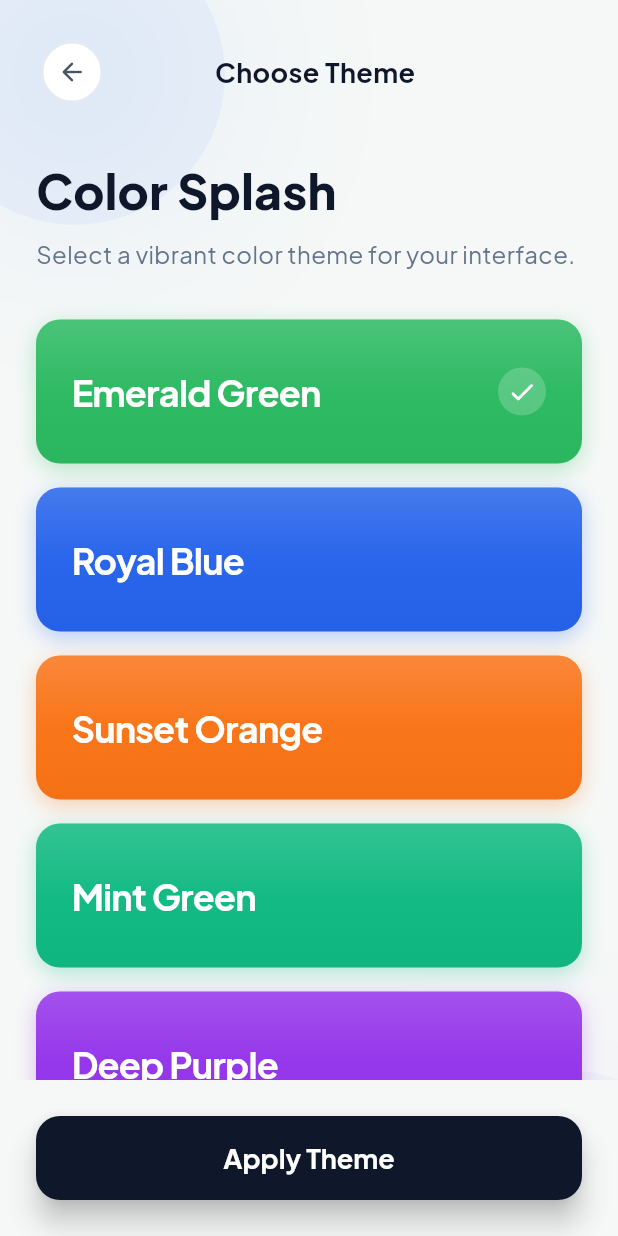
After one commit to hami-r/ExpenseTracker, a Flutter app: the ThemeSelectionScreen screen opened directly, on a phone screen of 412 x 824 dp. The commit adds this screen. Run offline on Flutter 3.47's test engine with Material 3 defaults, Android fonts, the phone set to English and light mode, and no system bars; our stand-ins replace google_fonts.

Commit message:
theme selcotr ui

```diff
--- a/lib/screens/profile_screen.dart
+++ b/lib/screens/profile_screen.dart
@@ -3,6 +3,7 @@ import 'manage_categories_screen.dart';
 import 'manage_payment_methods_screen.dart';
 import 'liabilities_loans_screen.dart';
 import 'money_owed_screen.dart';
+import 'theme_selection_screen.dart';
 
 class ProfileScreen extends StatefulWidget {
   const ProfileScreen({super.key});
@@ -19,7 +20,9 @@ class _ProfileScreenState extends State<ProfileScreen> {
     final isDark = Theme.of(context).brightness == Brightness.dark;
 
     return Scaffold(
-      backgroundColor: isDark ? const Color(0xFF131f17) : const Color(0xFFf6f8f7),
+      backgroundColor: isDark
+          ? const Color(0xFF131f17)
+          : const Color(0xFFf6f8f7),
       body: Stack(
         children: [
           SafeArea(
@@ -36,20 +39,26 @@ class _ProfileScreenState extends State<ProfileScreen> {
                         style: TextStyle(
                           fontSize: 24,
                           fontWeight: FontWeight.bold,
-                          color: isDark ? Colors.white : const Color(0xFF0f172a),
+                          color: isDark
+                              ? Colors.white
+                              : const Color(0xFF0f172a),
                         ),
                       ),
                       Container(
                         width: 40,
                         height: 40,
                         decoration: BoxDecoration(
-                          color: isDark ? const Color(0xFF1e293b) : const Color(0xFFf1f5f9),
+                          color: isDark
+                              ? const Color(0xFF1e293b)
+                              : const Color(0xFFf1f5f9),
                           borderRadius: BorderRadius.circular(20),
                         ),
                         child: Icon(
                           Icons.notifications_none_rounded,
                           size: 24,
-                          color: isDark ? const Color(0xFFcbd5e1) : const Color(0xFF64748b),
+                          color: isDark
+                              ? const Color(0xFFcbd5e1)
+                              : const Color(0xFF64748b),
                         ),
                       ),
                     ],
@@ -70,8 +79,7 @@ class _ProfileScreenState extends State<ProfileScreen> {
                         // Financial Assets Section
                         _buildSectionHeader('FINANCIAL ASSETS', isDark),
                         const SizedBox(height: 12),
-                        _buildMenuCard(
-                          [
+                        _buildMenuCard([
                           _MenuItemData(
                             icon: Icons.category_rounded,
                             title: 'Manage Categories',
@@ -84,16 +92,13 @@ class _ProfileScreenState extends State<ProfileScreen> {
                             color: const Color(0xFFf59e0b),
                             hasBottomBorder: false,
                           ),
-                          ],
-                          isDark,
-                        ),
+                        ], isDark),
                         const SizedBox(height: 32),
 
                         // Debt & Loans Section
                         _buildSectionHeader('DEBT & LOANS', isDark),
                         const SizedBox(height: 12),
-                        _buildMenuCard(
-                          [
+                        _buildMenuCard([
                           _MenuItemData(
                             icon: Icons.account_balance_wallet_rounded,
                             title: 'Liabilities & Loans',
@@ -106,16 +111,13 @@ class _ProfileScreenState extends State<ProfileScreen> {
                             color: const Color(0xFF2bb961),
                             hasBottomBorder: false,
                           ),
-                          ],
-                          isDark,
-                        ),
+                        ], isDark),
                         const SizedBox(height: 32),
 
                         // Analysis & Reports Section
                         _buildSectionHeader('ANALYSIS & REPORTS', isDark),
                         const SizedBox(height: 12),
-                        _buildMenuCard(
-                          [
+                        _buildMenuCard([
                           _MenuItemData(
                             icon: Icons.scatter_plot_rounded,
                             title: 'Payment Mode Correlation',
@@ -128,16 +130,13 @@ class _ProfileScreenState extends State<ProfileScreen> {
                             color: const Color(0xFF2bb961),
                             hasBottomBorder: false,
                           ),
-                          ],
-                          isDark,
-                        ),
+                        ], isDark),
                         const SizedBox(height: 32),
 
                         // General Section
                         _buildSectionHeader('GENERAL', isDark),
                         const SizedBox(height: 12),
-                        _buildMenuCard(
-                          [
+                        _buildMenuCard([
                           _MenuItemData(
                             icon: Icons.file_download_rounded,
                             title: 'Export Data',
@@ -148,12 +147,16 @@ class _ProfileScreenState extends State<ProfileScreen> {
                             icon: Icons.dark_mode_rounded,
                             title: 'Dark Mode',
                             color: const Color(0xFF64748b),
-                              hasBottomBorder: false,
+                            hasBottomBorder: true,
                             isToggle: true,
                           ),
-                          ],
-                          isDark,
+                          _MenuItemData(
+                            icon: Icons.palette_rounded,
+                            title: 'Theme',
+                            color: const Color(0xFF8b5cf6),
+                            hasBottomBorder: false,
                           ),
+                        ], isDark),
                         const SizedBox(height: 24),
 
                         // Version
@@ -163,7 +166,9 @@ class _ProfileScreenState extends State<ProfileScreen> {
                             style: TextStyle(
                               fontSize: 10,
                               fontWeight: FontWeight.w500,
-                              color: isDark ? const Color(0xFF9ca3af) : const Color(0xFF9ca3af),
+                              color: isDark
+                                  ? const Color(0xFF9ca3af)
+                                  : const Color(0xFF9ca3af),
                             ),
                           ),
                         ),
@@ -189,7 +194,9 @@ class _ProfileScreenState extends State<ProfileScreen> {
                 ),
                 border: Border(
                   top: BorderSide(
-                    color: isDark ? const Color(0xFF1e293b) : const Color(0xFFf1f5f9),
+                    color: isDark
+                        ? const Color(0xFF1e293b)
+                        : const Color(0xFFf1f5f9),
                     width: 1,
                   ),
                 ),
@@ -204,13 +211,31 @@ class _ProfileScreenState extends State<ProfileScreen> {
               child: SafeArea(
                 top: false,
                 child: Padding(
-                  padding: const EdgeInsets.symmetric(horizontal: 8, vertical: 8),
+                  padding: const EdgeInsets.symmetric(
+                    horizontal: 8,
+                    vertical: 8,
+                  ),
                   child: Row(
                     mainAxisAlignment: MainAxisAlignment.spaceAround,
                     children: [
-                      _buildNavItem(Icons.dashboard_rounded, 'Dashboard', 0, isDark),
-                      _buildNavItem(Icons.receipt_long_rounded, 'Transactions', 1, isDark),
-                      _buildNavItem(Icons.account_balance_wallet_rounded, 'Budget', 2, isDark),
+                      _buildNavItem(
+                        Icons.dashboard_rounded,
+                        'Dashboard',
+                        0,
+                        isDark,
+                      ),
+                      _buildNavItem(
+                        Icons.receipt_long_rounded,
+                        'Transactions',
+                        1,
+                        isDark,
+                      ),
+                      _buildNavItem(
+                        Icons.account_balance_wallet_rounded,
+                        'Budget',
+                        2,
+                        isDark,
+                      ),
                       _buildNavItem(Icons.person_rounded, 'Profile', 3, isDark),
                     ],
                   ),
@@ -273,14 +298,19 @@ class _ProfileScreenState extends State<ProfileScreen> {
                       gradient: LinearGradient(
                         colors: isDark
                             ? [const Color(0xFF475569), const Color(0xFF1e293b)]
-                            : [const Color(0xFFf1f5f9), const Color(0xFFe2e8f0)],
+                            : [
+                                const Color(0xFFf1f5f9),
+                                const Color(0xFFe2e8f0),
+                              ],
                       ),
                       borderRadius: BorderRadius.circular(16),
                     ),
                     child: Icon(
                       Icons.person_rounded,
                       size: 36,
-                      color: isDark ? const Color(0xFF34d399) : const Color(0xFF2bb961),
+                      color: isDark
+                          ? const Color(0xFF34d399)
+                          : const Color(0xFF2bb961),
                     ),
                   ),
                   Positioned(
@@ -326,7 +356,9 @@ class _ProfileScreenState extends State<ProfileScreen> {
                         fontSize: 10,
                         fontWeight: FontWeight.w600,
                         letterSpacing: 1.2,
-                        color: isDark ? const Color(0xFF34d399) : const Color(0xFF2bb961),
+                        color: isDark
+                            ? const Color(0xFF34d399)
+                            : const Color(0xFF2bb961),
                       ),
                     ),
                   ],
@@ -338,13 +370,17 @@ class _ProfileScreenState extends State<ProfileScreen> {
                 width: 40,
                 height: 40,
                 decoration: BoxDecoration(
-                  color: isDark ? const Color(0xFF1e293b) : const Color(0xFFf8fafc),
+                  color: isDark
+                      ? const Color(0xFF1e293b)
+                      : const Color(0xFFf8fafc),
                   borderRadius: BorderRadius.circular(12),
                 ),
                 child: Icon(
                   Icons.edit_rounded,
                   size: 20,
-                  color: isDark ? const Color(0xFF94a3b8) : const Color(0xFF9ca3af),
+                  color: isDark
+                      ? const Color(0xFF94a3b8)
+                      : const Color(0xFF9ca3af),
                 ),
               ),
             ],
@@ -426,6 +462,13 @@ class _ProfileScreenState extends State<ProfileScreen> {
                       builder: (context) => const MoneyOwedScreen(),
                     ),
                   );
+                } else if (item.title == 'Theme') {
+                  Navigator.push(
+                    context,
+                    MaterialPageRoute(
+                      builder: (context) => const ThemeSelectionScreen(),
+                    ),
+                  );
                 }
               },
         borderRadius: BorderRadius.circular(24),
@@ -435,7 +478,9 @@ class _ProfileScreenState extends State<ProfileScreen> {
             border: item.hasBottomBorder
                 ? Border(
                     bottom: BorderSide(
-                      color: isDark ? const Color(0xFF1e293b).withOpacity(0.5) : const Color(0xFFf1f5f9),
+                      color: isDark
+                          ? const Color(0xFF1e293b).withOpacity(0.5)
+                          : const Color(0xFFf1f5f9),
                     ),
                   )
                 : null,
@@ -449,11 +494,7 @@ class _ProfileScreenState extends State<ProfileScreen> {
                   color: item.color.withOpacity(0.1),
                   borderRadius: BorderRadius.circular(12),
                 ),
-                child: Icon(
-                  item.icon,
-                  size: 20,
-                  color: item.color,
-                ),
+                child: Icon(item.icon, size: 20, color: item.color),
               ),
               const SizedBox(width: 16),
               Expanded(
@@ -462,7 +503,9 @@ class _ProfileScreenState extends State<ProfileScreen> {
                   style: TextStyle(
                     fontSize: 14,
                     fontWeight: FontWeight.w600,
-                    color: isDark ? const Color(0xFFe2e8f0) : const Color(0xFF475569),
+                    color: isDark
+                        ? const Color(0xFFe2e8f0)
+                        : const Color(0xFF475569),
                   ),
                 ),
               ),
@@ -479,7 +522,9 @@ class _ProfileScreenState extends State<ProfileScreen> {
               else
                 Icon(
                   Icons.chevron_right_rounded,
-                  color: isDark ? const Color(0xFF4b5563) : const Color(0xFFd1d5db),
+                  color: isDark
+                      ? const Color(0xFF4b5563)
+                      : const Color(0xFFd1d5db),
                 ),
             ],
           ),
--- /dev/null
+++ b/lib/screens/theme_selection_screen.dart
@@ -0,0 +1,310 @@
+import 'package:flutter/material.dart';
+
+class ThemeSelectionScreen extends StatefulWidget {
+  const ThemeSelectionScreen({super.key});
+
+  @override
+  State<ThemeSelectionScreen> createState() => _ThemeSelectionScreenState();
+}
+
+class _ThemeSelectionScreenState extends State<ThemeSelectionScreen> {
+  String _selectedTheme = 'Emerald Green';
+
+  final List<ThemeOption> _themes = [
+    ThemeOption(name: 'Emerald Green', color: const Color(0xFF2bb961)),
+    ThemeOption(name: 'Royal Blue', color: const Color(0xFF2563eb)),
+    ThemeOption(name: 'Sunset Orange', color: const Color(0xFFf97316)),
+    ThemeOption(name: 'Mint Green', color: const Color(0xFF10b981)),
+    ThemeOption(name: 'Deep Purple', color: const Color(0xFF9333ea)),
+    ThemeOption(name: 'Neon Rose', color: const Color(0xFFf43f5e)),
+  ];
+
+  @override
+  Widget build(BuildContext context) {
+    final isDark = Theme.of(context).brightness == Brightness.dark;
+
+    return Scaffold(
+      backgroundColor: isDark
+          ? const Color(0xFF131f17)
+          : const Color(0xFFf6f8f7),
+      body: Stack(
+        children: [
+          // Background blobs
+          Positioned(
+            top: -50,
+            left: -50,
+            child: Container(
+              width: 200,
+              height: 200,
+              decoration: BoxDecoration(
+                shape: BoxShape.circle,
+                color: const Color(
+                  0xFF3b82f6,
+                ).withOpacity(isDark ? 0.02 : 0.06),
+                boxShadow: [
+                  BoxShadow(
+                    color: const Color(0xFF3b82f6).withOpacity(0.1),
+                    blurRadius: 120,
+                  ),
+                ],
+              ),
+            ),
+          ),
+          Positioned(
+            bottom: -50,
+            right: -50,
+            child: Container(
+              width: 160,
+              height: 160,
+              decoration: BoxDecoration(
+                shape: BoxShape.circle,
+                color: const Color(
+                  0xFFa78bfa,
+                ).withOpacity(isDark ? 0.02 : 0.06),
+                boxShadow: [
+                  BoxShadow(
+                    color: const Color(0xFFa78bfa).withOpacity(0.1),
+                    blurRadius: 120,
+                  ),
+                ],
+              ),
+            ),
+          ),
+
+          SafeArea(
+            child: Column(
+              children: [
+                _buildHeader(context, isDark),
+                Expanded(
+                  child: SingleChildScrollView(
+                    padding: const EdgeInsets.fromLTRB(24, 24, 24, 100),
+                    child: Column(
+                      crossAxisAlignment: CrossAxisAlignment.start,
+                      children: [
+                        _buildTitleSection(isDark),
+                        const SizedBox(height: 32),
+                        _buildThemeGrid(),
+                      ],
+                    ),
+                  ),
+                ),
+              ],
+            ),
+          ),
+
+          // Bottom Button
+          Positioned(
+            bottom: 0,
+            left: 0,
+            right: 0,
+            child: Container(
+              padding: const EdgeInsets.all(24),
+              color: isDark ? const Color(0xFF131f17) : const Color(0xFFf6f8f7),
+              child: SafeArea(
+                top: false,
+                child: SizedBox(
+                  width: double.infinity,
+                  height: 56,
+                  child: ElevatedButton(
+                    onPressed: () {
+                      // Apply theme logic here
+                      Navigator.pop(context);
+                    },
+                    style: ElevatedButton.styleFrom(
+                      backgroundColor: isDark
+                          ? Colors.white
+                          : const Color(0xFF0f172a),
+                      foregroundColor: isDark
+                          ? const Color(0xFF0f172a)
+                          : Colors.white,
+                      shape: RoundedRectangleBorder(
+                        borderRadius: BorderRadius.circular(16),
+                      ),
+                      elevation: 8,
+                    ),
+                    child: const Text(
+                      'Apply Theme',
+                      style: TextStyle(
+                        fontSize: 18,
+                        fontWeight: FontWeight.bold,
+                      ),
+                    ),
+                  ),
+                ),
+              ),
+            ),
+          ),
+        ],
+      ),
+    );
+  }
+
+  Widget _buildHeader(BuildContext context, bool isDark) {
+    return Padding(
+      padding: const EdgeInsets.all(24).copyWith(bottom: 8),
+      child: Row(
+        mainAxisAlignment: MainAxisAlignment.spaceBetween,
+        children: [
+          IconButton(
+            onPressed: () => Navigator.pop(context),
+            style: IconButton.styleFrom(
+              backgroundColor: isDark ? const Color(0xFF1a2c26) : Colors.white,
+              shape: const CircleBorder(),
+              side: BorderSide(
+                color: isDark
+                    ? const Color(0xFF334155)
+                    : const Color(0xFFe2e8f0),
+              ),
+            ),
+            icon: Icon(
+              Icons.arrow_back_rounded,
+              size: 20,
+              color: isDark ? const Color(0xFFcbd5e1) : const Color(0xFF475569),
+            ),
+          ),
+          Text(
+            'Choose Theme',
+            style: TextStyle(
+              fontSize: 18,
+              fontWeight: FontWeight.bold,
+              color: isDark ? Colors.white : const Color(0xFF0f172a),
+            ),
+          ),
+          const SizedBox(width: 40), // Placeholder for alignment
+        ],
+      ),
+    );
+  }
+
+  Widget _buildTitleSection(bool isDark) {
+    return Column(
+      crossAxisAlignment: CrossAxisAlignment.start,
+      children: [
+        Text(
+          'Color Splash',
+          style: TextStyle(
+            fontSize: 32,
+            fontWeight: FontWeight.w900,
+            color: isDark ? Colors.white : const Color(0xFF0f172a),
+          ),
+        ),
+        const SizedBox(height: 8),
+        Text(
+          'Select a vibrant color theme for your interface.',
+          style: TextStyle(
+            fontSize: 16,
+            color: isDark ? const Color(0xFF94a3b8) : const Color(0xFF64748b),
+          ),
+        ),
+      ],
+    );
+  }
+
+  Widget _buildThemeGrid() {
+    return Column(
+      children: _themes.map((theme) {
+        return Padding(
+          padding: const EdgeInsets.only(bottom: 16),
+          child: _buildThemeCard(theme),
+        );
+      }).toList(),
+    );
+  }
+
+  Widget _buildThemeCard(ThemeOption theme) {
+    final isSelected = _selectedTheme == theme.name;
+
+    return GestureDetector(
+      onTap: () {
+        setState(() {
+          _selectedTheme = theme.name;
+        });
+      },
+      child: Container(
+        height: 96,
+        decoration: BoxDecoration(
+          borderRadius: BorderRadius.circular(16),
+          boxShadow: [
+            BoxShadow(
+              color: theme.color.withOpacity(0.3),
+              blurRadius: 12,
+              offset: const Offset(0, 4),
+            ),
+          ],
+        ),
+        child: Stack(
+          children: [
+            // Base color
+            Positioned.fill(
+              child: Container(
+                decoration: BoxDecoration(
+                  color: theme.color,
+                  borderRadius: BorderRadius.circular(16),
+                ),
+              ),
+            ),
+            // Glass overlay effect
+            Positioned.fill(
+              child: Container(
+                decoration: BoxDecoration(
+                  borderRadius: BorderRadius.circular(16),
+                  gradient: LinearGradient(
+                    begin: Alignment.topCenter,
+                    end: Alignment.bottomCenter,
+                    colors: [
+                      Colors.white.withOpacity(0.15),
+                      Colors.white.withOpacity(0.02),
+                      Colors.black.withOpacity(0.02),
+                    ],
+                    stops: const [0.0, 0.5, 1.0],
+                  ),
+                ),
+              ),
+            ),
+            // Content
+            Positioned.fill(
+              child: Padding(
+                padding: const EdgeInsets.symmetric(horizontal: 24),
+                child: Row(
+                  mainAxisAlignment: MainAxisAlignment.spaceBetween,
+                  children: [
+                    Text(
+                      theme.name,
+                      style: const TextStyle(
+                        fontSize: 24,
+                        fontWeight: FontWeight.bold,
+                        color: Colors.white,
+                        letterSpacing: -0.5,
+                      ),
+                    ),
+                    if (isSelected)
+                      Container(
+                        width: 32,
+                        height: 32,
+                        decoration: BoxDecoration(
+                          color: Colors.white.withOpacity(0.2),
+                          shape: BoxShape.circle,
+                        ),
+                        child: const Icon(
+                          Icons.check_rounded,
+                          color: Colors.white,
+                          size: 20,
+                        ),
+                      ),
+                  ],
+                ),
+              ),
+            ),
+          ],
+        ),
+      ),
+    );
+  }
+}
+
+class ThemeOption {
+  final String name;
+  final Color color;
+
+  ThemeOption({required this.name, required this.color});
+}
```
Also changed, not shown: lib/main.dart (+5 -6 lines), lib/screens/splash_screen.dart (added, +231 -0 lines). Lines whose indentation alone changed are shown as unchanged.
